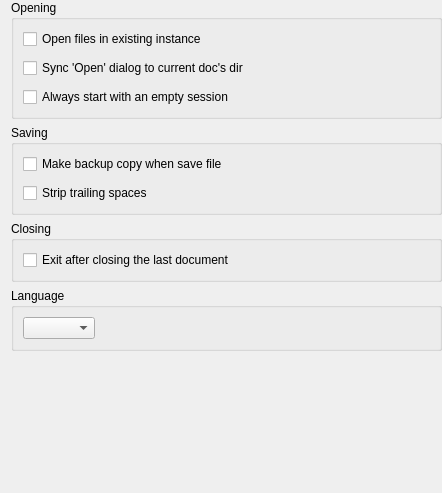
First picture: the form in src/app/ui/forms/MainSettingsPage.ui, repository Mezomish/juffed, before the edit.
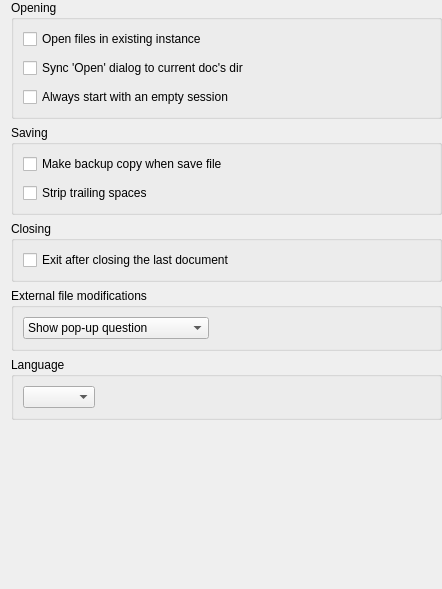
Second picture: the form after the edit. Icons and pictures are not drawn.

Commit message:
Add a setting for behavior when file was modified by external program:
- Show pop-up question (default value, old behavior, -1)
- Set red save icon and mark modified (new behavior, 0)

```diff
--- a/src/app/ui/forms/MainSettingsPage.ui
+++ b/src/app/ui/forms/MainSettingsPage.ui
@@ -7,7 +7,7 @@
     <x>0</x>
     <y>0</y>
     <width>442</width>
-    <height>493</height>
+    <height>589</height>
    </rect>
   </property>
   <property name="sizePolicy">
@@ -116,6 +116,54 @@
      </layout>
     </widget>
    </item>
+   <item>
+    <widget class="QGroupBox" name="groupBox_4">
+     <property name="title">
+      <string>External file modifications</string>
+     </property>
+     <layout class="QVBoxLayout" name="verticalLayout_4">
+      <item>
+       <layout class="QHBoxLayout" name="horizontalLayout_4">
+        <item>
+         <widget class="QComboBox" name="externalModificationsCmb">
+          <item>
+           <property name="text">
+            <string>Show pop-up question</string>
+           </property>
+           <property name="icon">
+            <iconset resource="../../../lib/LibResources.qrc">
+             <normaloff>:/16/help-browser.png</normaloff>:/16/help-browser.png</iconset>
+           </property>
+          </item>
+          <item>
+           <property name="text">
+            <string>Set red save icon and mark *</string>
+           </property>
+           <property name="icon">
+            <iconset resource="../../../lib/LibResources.qrc">
+             <normaloff>:/doc_modified</normaloff>:/doc_modified</iconset>
+           </property>
+          </item>
+         </widget>
+        </item>
+        <item>
+         <spacer name="horizontalSpacer_4">
+          <property name="orientation">
+           <enum>Qt::Horizontal</enum>
+          </property>
+          <property name="sizeHint">
+           <size>
+            <width>40</width>
+            <height>20</height>
+           </size>
+          </property>
+         </spacer>
+        </item>
+       </layout>
+      </item>
+     </layout>
+    </widget>
+   </item>
    <item>
     <widget class="QGroupBox" name="groupBox_5">
      <property name="title">
```
Left out of the diff: 4 changed lines with no effect on the pictures. The commit also changes 9 other files.
